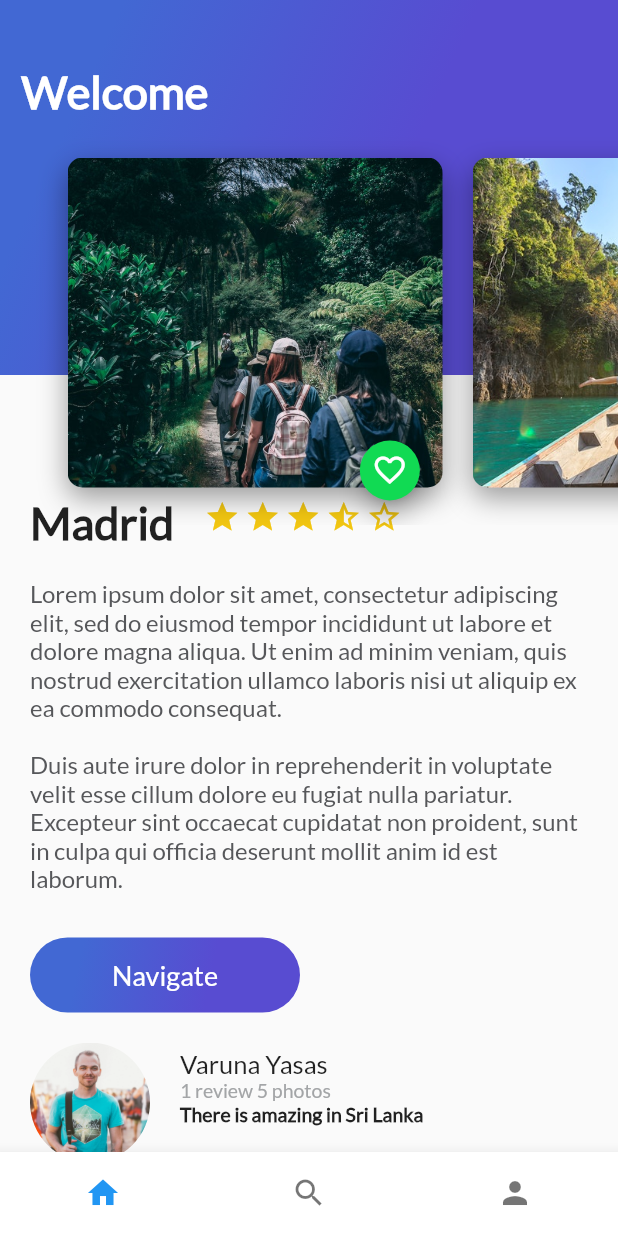
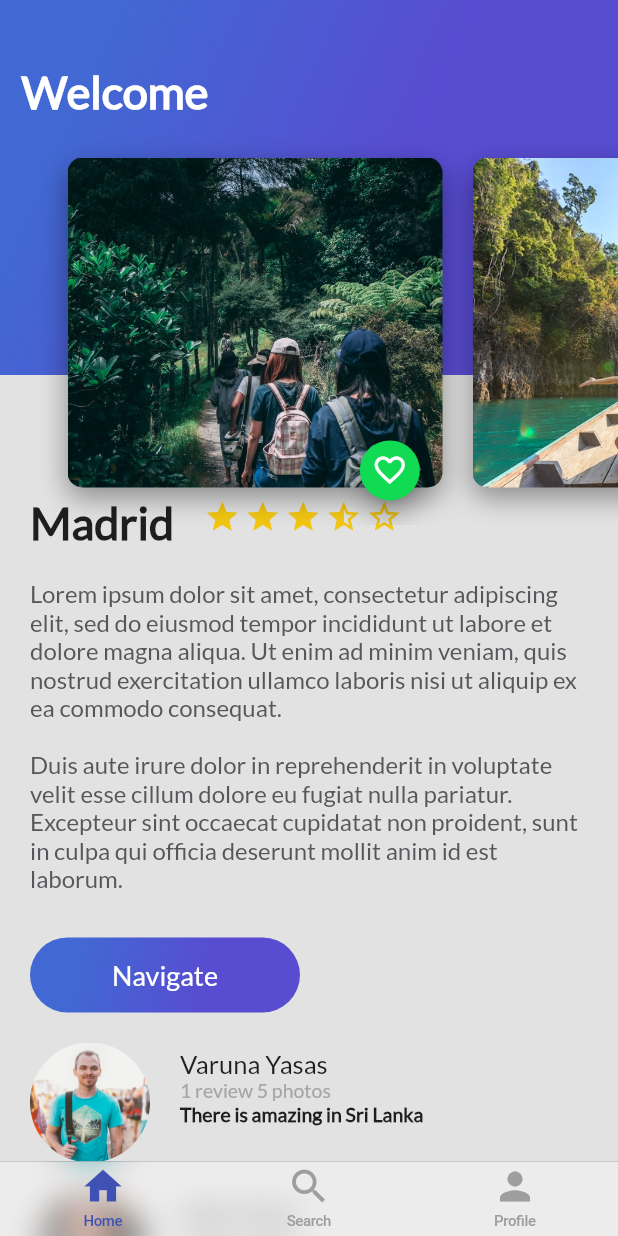
Before and after one commit to GregoryInnovo/trip_app, a Flutter app: the screen it shows after launch, on a phone screen of 412 x 824 dp. Run offline on Flutter 3.47's test engine with Material 2 defaults, Android fonts, the phone set to English and light mode, and no system bars.

Commit message:
custom botmnavbar

```diff
--- /dev/null
+++ b/lib/foodhy_trips_cupertino.dart
@@ -0,0 +1,45 @@
+import 'package:flutter/material.dart';
+import 'package:flutter/cupertino.dart';
+import 'home_trips.dart';
+import 'search_trips.dart';
+import 'profile_trips.dart';
+
+class FoodhyTripsCupertino extends StatelessWidget {
+  @override
+  Widget build(BuildContext context) {
+    return Scaffold(
+      bottomNavigationBar: CupertinoTabScaffold(
+        tabBar: CupertinoTabBar(
+          backgroundColor: Colors.white.withAlpha(90),
+          activeColor: Colors.indigo,
+          inactiveColor: Colors.grey,
+          items: const [
+            BottomNavigationBarItem(icon: Icon(Icons.home), label: "Home"),
+            BottomNavigationBarItem(icon: Icon(Icons.search), label: "Search"),
+            BottomNavigationBarItem(icon: Icon(Icons.person), label: "Profile"),
+          ],
+        ),
+        tabBuilder: (BuildContext context, int index) {
+          switch (index) {
+            case 0:
+              return CupertinoTabView(
+                builder: (BuildContext context) => HomeTrips(),
+              );
+            case 1:
+              return CupertinoTabView(
+                builder: (BuildContext context) => SearchTrips(),
+              );
+            case 2:
+              return CupertinoTabView(
+                builder: (BuildContext context) => ProfileTrips(),
+              );
+            default:
+              return CupertinoTabView(
+                builder: (BuildContext context) => HomeTrips(),
+              );
+          }
+        },
+      ),
+    );
+  }
+}
--- a/lib/home_trips.dart
+++ b/lib/home_trips.dart
@@ -2,7 +2,6 @@ import 'package:flutter/material.dart';
 import 'description_place.dart';
 import 'review_list.dart';
 import 'header_appbar.dart';
-import 'package:flutter/services.dart';
 
 class HomeTrips extends StatelessWidget {
   static const String descriptionDummy =
--- a/lib/main.dart
+++ b/lib/main.dart
@@ -1,5 +1,7 @@
 import 'package:flutter/material.dart';
+import 'package:flutter/services.dart';
 import 'foodhy_trips.dart';
+import 'foodhy_trips_cupertino.dart';
 
 void main() {
   runApp(const MyApp());
@@ -28,7 +30,7 @@ class MyApp extends StatelessWidget {
           // is not restarted.
           primarySwatch: Colors.blue,
         ),
-        home: FoodhyTrips());
+        home: FoodhyTripsCupertino());
   }
 }
 
```
